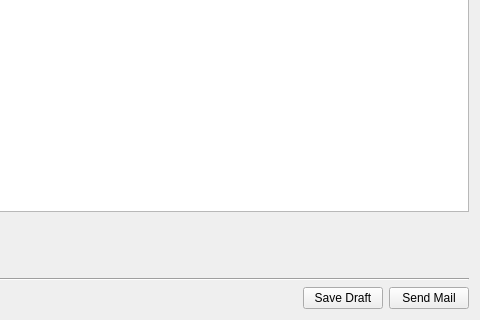
This is ui/SendMailDialog.ui in saturneric/GpgFrontend as Qt 5 draws it before an edit; both pictures show x 515 to 995 and y 440 to 760 of the 995 by 760 pixel window. The edited form follows.
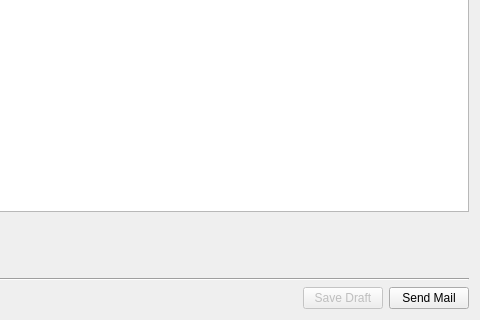
This is the edited form.

Commit message:
<fixed, refactor>(ui): Enhanced sending email function.
1. make options changeable when init in sending email dialog.

```diff
--- a/ui/SendMailDialog.ui
+++ b/ui/SendMailDialog.ui
@@ -453,6 +453,9 @@
        </item>
        <item>
         <widget class="QPushButton" name="saveDraftButton">
+         <property name="enabled">
+          <bool>false</bool>
+         </property>
          <property name="text">
           <string>Save Draft</string>
          </property>
```
The commit also changes 6 other files.
